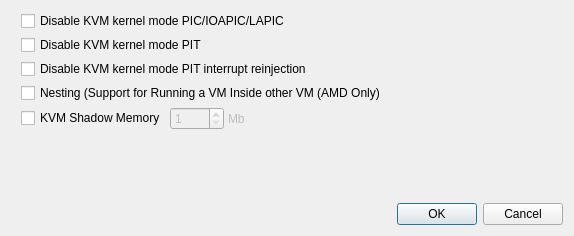
First picture: the form in src/KVM_Options.ui, repository tobimensch/aqemu, before the edit.
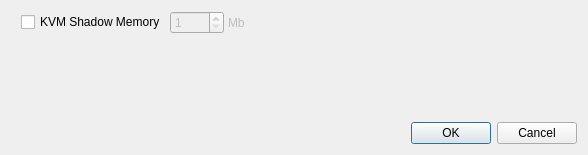
Second picture: the form after the edit. Custom widgets are drawn as their Qt base class.

Commit message: Made kvm shadow memory option work again. Removed other deprecated kvm options. Accel settings now only can be accessed when accel is set to kvm. Various small unrelated changes.

What changed in the file:
```diff
--- a/src/KVM_Options.ui
+++ b/src/KVM_Options.ui
@@ -6,8 +6,8 @@
    <rect>
     <x>0</x>
     <y>0</y>
-    <width>574</width>
-    <height>236</height>
+    <width>588</width>
+    <height>155</height>
    </rect>
   </property>
   <property name="windowTitle">
@@ -22,42 +22,14 @@
      <property name="spacing">
       <number>4</number>
      </property>
-     <item row="0" column="0" colspan="4">
-      <widget class="QCheckBox" name="CH_No_KVM_IRQChip">
-       <property name="text">
-        <string>Disable KVM kernel mode PIC/IOAPIC/LAPIC</string>
-       </property>
-      </widget>
-     </item>
-     <item row="1" column="0" colspan="4">
-      <widget class="QCheckBox" name="CH_No_KVM_Pit">
-       <property name="text">
-        <string>Disable KVM kernel mode PIT</string>
-       </property>
-      </widget>
-     </item>
-     <item row="2" column="0" colspan="4">
-      <widget class="QCheckBox" name="CH_KVM_No_Pit_Reinjection">
-       <property name="text">
-        <string>Disable KVM kernel mode PIT interrupt reinjection</string>
-       </property>
-      </widget>
-     </item>
-     <item row="3" column="0" colspan="4">
-      <widget class="QCheckBox" name="CH_KVM_Nesting">
-       <property name="text">
-        <string>Nesting (Support for Running a VM Inside other VM (AMD Only)</string>
-       </property>
-      </widget>
-     </item>
-     <item row="4" column="0">
+     <item row="0" column="0">
       <widget class="QCheckBox" name="CH_KVM_Shadow_Memory">
        <property name="text">
         <string>KVM Shadow Memory</string>
        </property>
       </widget>
      </item>
-     <item row="4" column="1">
+     <item row="0" column="1">
       <widget class="QSpinBox" name="SB_KVM_Shadow_Memory_Size">
        <property name="enabled">
         <bool>false</bool>
@@ -70,7 +42,7 @@
        </property>
       </widget>
      </item>
-     <item row="4" column="2">
+     <item row="0" column="2">
       <widget class="QLabel" name="Label_KVM_Shadow_Memory_Mb">
        <property name="enabled">
         <bool>false</bool>
@@ -86,7 +58,7 @@
        </property>
       </widget>
      </item>
-     <item row="4" column="3">
+     <item row="0" column="3">
       <spacer name="horizontalSpacer_5">
        <property name="orientation">
         <enum>Qt::Horizontal</enum>
```
Left out of the diff: 16 changed lines with no effect on the pictures. The commit also changes 9 other files.
